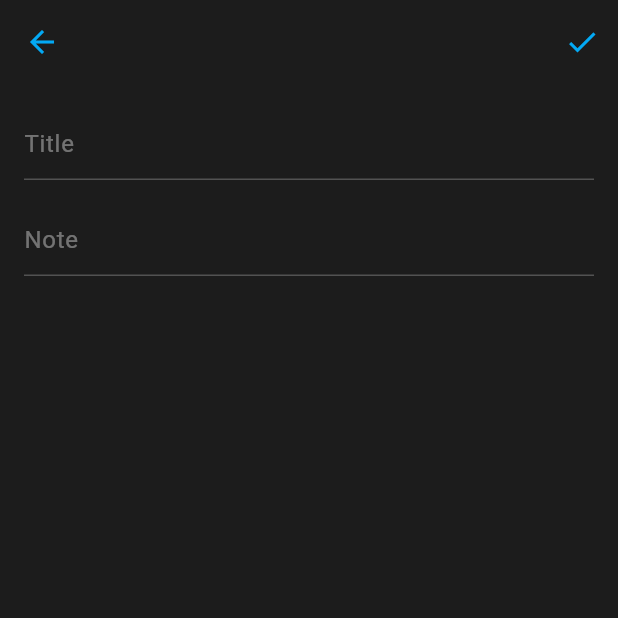
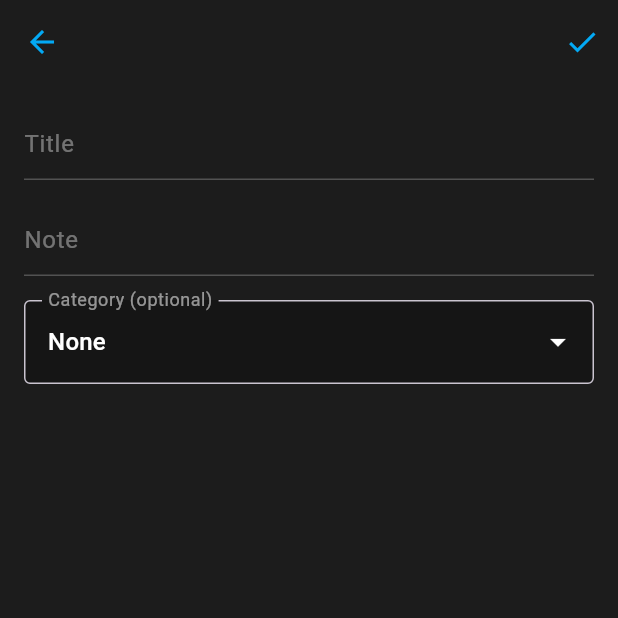
Before and after one commit to EBMartins7/Jotly, a Flutter app: the screen it shows after launch, after a tap on the "add" icon, on a phone screen of 412 x 824 dp, the top half of it. Run offline on Flutter 3.47's test engine with Material 3 defaults, Android fonts, the light colour scheme and no system bars; our stand-ins replace flutter_native_splash, hive, hive_flutter, lottie; accounts and stored records are empty.

Commit message:
third commit

```diff
--- a/lib/main.dart
+++ b/lib/main.dart
@@ -1,10 +1,10 @@
 import 'package:flutter/material.dart';
-import 'package:flutter_native_splash/flutter_native_splash.dart';
 import 'package:hive/hive.dart';
 import 'package:hive_flutter/adapters.dart';
 import 'package:my_notes/screens/add_note_screen.dart';
 import 'package:my_notes/screens/splash_screen.dart';
-
+import 'package:my_notes/theme/theme_notifier.dart';
+import 'package:provider/provider.dart';
 import 'model/note_model.dart';
 import 'screens/home_screen.dart';
 
@@ -16,12 +16,16 @@ void main() async {
     Hive.registerAdapter(NoteAdapter());
     await Hive.openBox<Note>('notesBox');
     await Hive.openBox('settingsBox');
-    print("Hive initialized and box opened successfully");
   } catch (e) {
     print("Hive initialization error: $e");
   }
 
-  runApp(MyApp());
+  runApp(
+    ChangeNotifierProvider(
+      create: (_) => ThemeNotifier(),
+      child: const MyApp(),
+    ),
+  );
 }
 
 class MyApp extends StatelessWidget {
@@ -29,13 +33,28 @@ class MyApp extends StatelessWidget {
 
   @override
   Widget build(BuildContext context) {
+    final themeNotifier = Provider.of<ThemeNotifier>(context);
+    final isDark = themeNotifier.isDarkMode;
+
+
     return MaterialApp(
       debugShowCheckedModeBanner: false,
       title: "My Notes",
-      theme: ThemeData(
-        visualDensity: VisualDensity.adaptivePlatformDensity,
-        appBarTheme: AppBarTheme(color: Colors.black54)
+      theme: ThemeData.light().copyWith(
+        scaffoldBackgroundColor: Colors.white,
+        appBarTheme: const AppBarTheme(
+          backgroundColor: Colors.white,
+          foregroundColor: Colors.black,
+        ),
       ),
+      darkTheme: ThemeData.dark().copyWith(
+        scaffoldBackgroundColor: const Color(0xFF1C1C1C),
+        appBarTheme: const AppBarTheme(
+          backgroundColor: Color(0xFF1C1C1C),
+          foregroundColor: Colors.white,
+        ),
+      ),
+      themeMode: isDark ? ThemeMode.dark : ThemeMode.light,
       initialRoute: '/',
       onGenerateRoute: (settings) {
         if (settings.name == '/') {
--- a/lib/model/note_model.dart
+++ b/lib/model/note_model.dart
@@ -19,11 +19,15 @@ class Note extends HiveObject {
   @HiveField(4)
   final bool isPinned;
 
+  @HiveField(5)
+  String? category;
+
   Note({
     required this.title,
     required this.content,
     required this.dateTime,
     required this.id,
     this.isPinned = false,
+    this.category,
   });
 }
--- a/lib/screens/add_note_screen.dart
+++ b/lib/screens/add_note_screen.dart
@@ -16,13 +16,16 @@ class _AddNoteScreenState extends State<AddNoteScreen> {
   final _contentController = TextEditingController();
   final uuid = Uuid();
 
+  String? _selectedCategory;
+
+  final List<String> _categoryOptions = ['Work', 'Personal', 'Ideas', 'Other'];
+
   Future<void> _saveNote() async {
-    print("📝 Save note triggered");
-
     if (_titleController.text.isNotEmpty && _contentController.text.isNotEmpty) {
       final updatedNote = Note(
         title: _titleController.text,
         content: _contentController.text,
+        category: _selectedCategory,
         dateTime: DateTime.now().toString(),
         id: widget.note?.id ?? uuid.v4(),
         isPinned: widget.note?.isPinned ?? false,
@@ -30,14 +33,11 @@ class _AddNoteScreenState extends State<AddNoteScreen> {
 
       try {
         if (widget.note != null) {
-          print("🔁 Updating existing note...");
           await NoteDataSource.updateNoteById(widget.note!.id, updatedNote);
         } else {
-          print("➕ Inserting new note...");
           await NoteDataSource.insertNote(updatedNote);
         }
 
-        print("✅ Note saved, popping...");
         Navigator.pop(context, true);
       } catch (e) {
         print("❌ Error saving note: $e");
@@ -47,14 +47,13 @@ class _AddNoteScreenState extends State<AddNoteScreen> {
     }
   }
 
-
-
   @override
   void initState() {
     super.initState();
     if (widget.note != null) {
       _titleController.text = widget.note!.title;
       _contentController.text = widget.note!.content;
+      _selectedCategory = widget.note!.category;
     }
   }
 
@@ -68,25 +67,31 @@ class _AddNoteScreenState extends State<AddNoteScreen> {
   @override
   Widget build(BuildContext context) {
     return Scaffold(
+      backgroundColor: const Color(0xFF1C1C1C),
       appBar: AppBar(
         leading: IconButton(
           icon: Icon(Icons.arrow_back, color: Colors.lightBlue),
-          onPressed: () {
-            Navigator.pop(context); // Go back to HomeScreen
-          },
+          onPressed: () => Navigator.pop(context),
         ),
         actions: [
           IconButton(
             icon: Icon(Icons.check, color: Colors.lightBlue),
-            onPressed: _saveNote, // Save the note
+            onPressed: _saveNote,
           ),
         ],
         backgroundColor: const Color(0xFF1C1C1C),
       ),
       body: Container(
         color: const Color(0xFF1C1C1C),
-        padding: EdgeInsets.all(16.0),
+        child: SingleChildScrollView(
+          padding: EdgeInsets.only(
+            left: 16,
+            right: 16,
+            bottom: MediaQuery.of(context).viewInsets.bottom + 16,
+            top: 16,
+          ),
           child: Column(
+            crossAxisAlignment: CrossAxisAlignment.stretch,
             children: [
               TextField(
                 controller: _titleController,
@@ -120,7 +125,38 @@ class _AddNoteScreenState extends State<AddNoteScreen> {
                 keyboardType: TextInputType.multiline,
                 maxLines: null,
               ),
+              SizedBox(height: 16),
+              DropdownButtonFormField<String>(
+                value: _selectedCategory,
+                decoration: InputDecoration(
+                  labelText: 'Category (optional)',
+                  labelStyle: TextStyle(color: Colors.white54),
+                  filled: true,
+                  fillColor: Colors.black26,
+                  border: OutlineInputBorder(),
+                ),
+                dropdownColor: Colors.grey[900],
+                iconEnabledColor: Colors.white,
+                items: [
+                  const DropdownMenuItem<String>(
+                    value: null,
+                    child: Text('None', style: TextStyle(color: Colors.white)),
+                  ),
+                  ..._categoryOptions.map((category) {
+                  return DropdownMenuItem<String>(
+                    value: category,
+                    child: Text(category, style: TextStyle(color: Colors.white)),
+                  );
+                }).toList(),
                 ],
+                onChanged: (value) {
+                  setState(() {
+                    _selectedCategory = value;
+                  });
+                },
+              ),
+            ],
+          ),
         ),
       ),
     );
--- /dev/null
+++ b/lib/theme/theme_notifier.dart
@@ -0,0 +1,25 @@
+import 'package:flutter/material.dart';
+import 'package:hive/hive.dart';
+
+class ThemeNotifier extends ChangeNotifier {
+  bool _isDarkMode = true;
+
+  bool get isDarkMode => _isDarkMode;
+
+  ThemeNotifier() {
+    _loadTheme();
+  }
+
+  void _loadTheme() async {
+    final box = Hive.box('settingsBox');
+    _isDarkMode = box.get('isDarkMode', defaultValue: true);
+    notifyListeners();
+  }
+
+  void toggleTheme() async {
+    _isDarkMode = !_isDarkMode;
+    final box = Hive.box('settingsBox');
+    await box.put('isDarkMode', _isDarkMode);
+    notifyListeners();
+  }
+}
--- a/pubspec.yaml
+++ b/pubspec.yaml
@@ -22,6 +22,7 @@ dependencies:
   flutter_native_splash: ^2.4.4
   uuid: ^4.5.1
   lottie: ^3.3.1
+  provider: ^6.1.5
 
 dev_dependencies:
   flutter_test:
```
Also changed, not shown: lib/screens/home_screen.dart (+86 -24 lines), lib/screens/note_preview_screen.dart (added, +122 -0 lines), lib/model/note_model.g.dart, pubspec.lock, 1 other file. Lines whose indentation alone changed are shown as unchanged.
